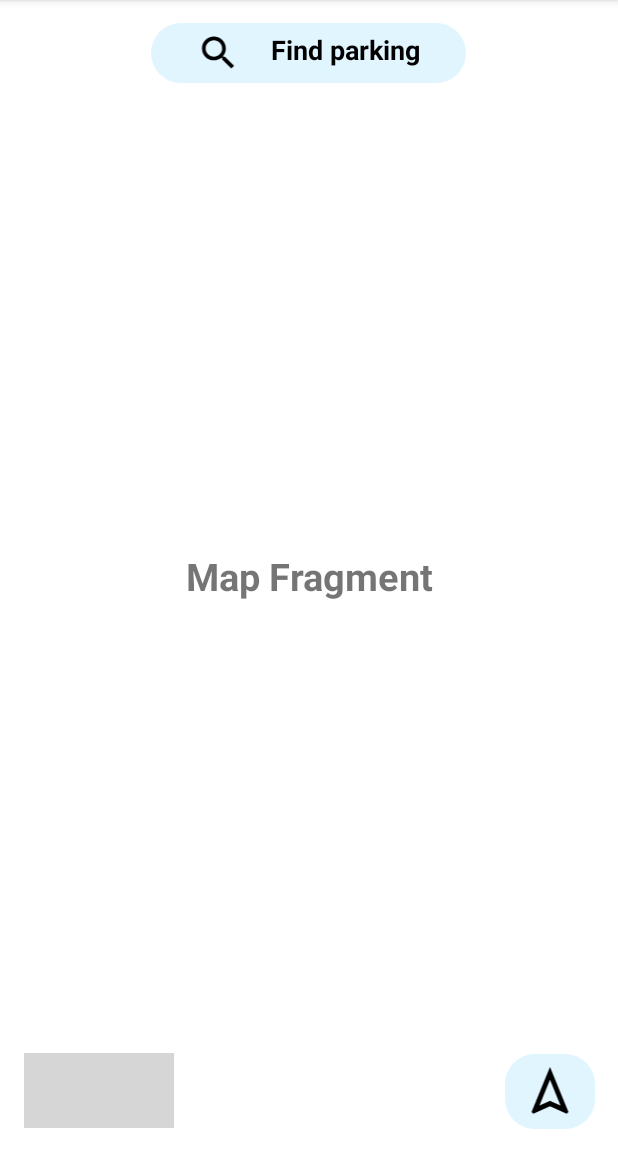
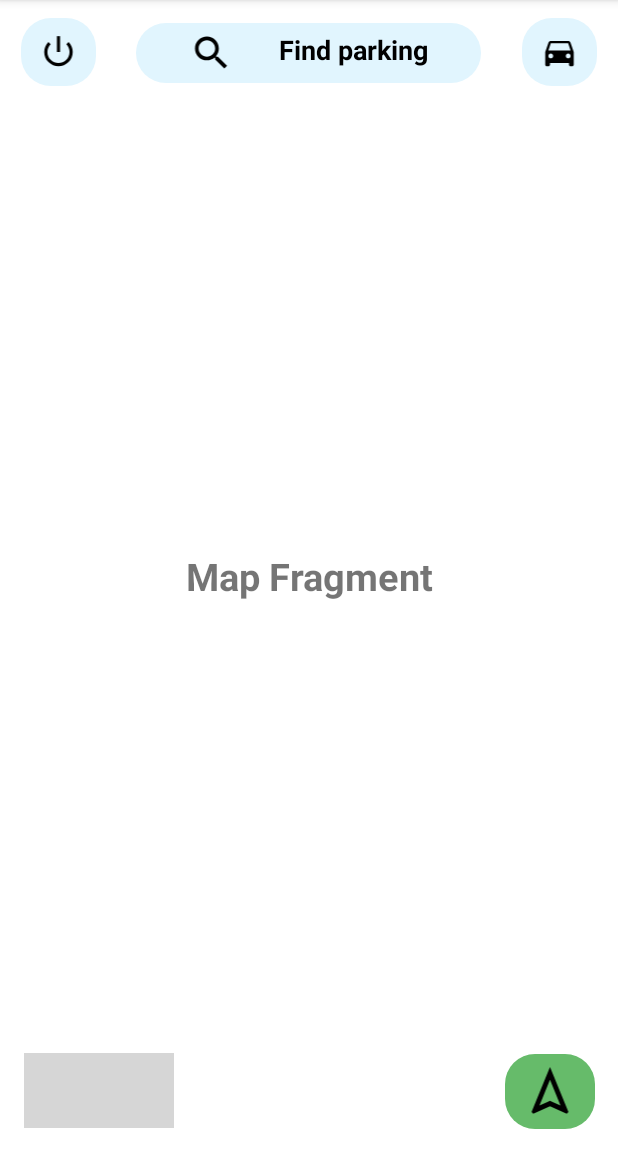
Before and after one commit to harshpatel63/ParkOver, an Android app: the screen it shows after launch (MainActivity), on a phone screen of 412 x 824 dp, the part 84-1236 px from its top. Run offline under Robolectric (Android 15) with nearby library versions, the phone set to English and light mode, and no system bars; libraries missing offline, so code that uses them is left out: nl.joery.animatedbottombar; plain views replace AnimatedBottomBar; 2 statements that could not run were skipped; grey boxes are pictures that could not be loaded.

Commit message:
Animation Added

```diff
--- /dev/null
+++ b/app/src/main/res/drawable/ic_car_24.xml
@@ -0,0 +1,5 @@
+<vector android:height="24dp" android:tint="#000000"
+    android:viewportHeight="24" android:viewportWidth="24"
+    android:width="24dp" xmlns:android="http://schemas.android.com/apk/res/android">
+    <path android:fillColor="@android:color/white" android:pathData="M18.92,6.01C18.72,5.42 18.16,5 17.5,5h-11c-0.66,0 -1.21,0.42 -1.42,1.01L3,12v8c0,0.55 0.45,1 1,1h1c0.55,0 1,-0.45 1,-1v-1h12v1c0,0.55 0.45,1 1,1h1c0.55,0 1,-0.45 1,-1v-8l-2.08,-5.99zM6.5,16c-0.83,0 -1.5,-0.67 -1.5,-1.5S5.67,13 6.5,13s1.5,0.67 1.5,1.5S7.33,16 6.5,16zM17.5,16c-0.83,0 -1.5,-0.67 -1.5,-1.5s0.67,-1.5 1.5,-1.5 1.5,0.67 1.5,1.5 -0.67,1.5 -1.5,1.5zM5,11l1.5,-4.5h11L19,11L5,11z"/>
+</vector>
--- /dev/null
+++ b/app/src/main/res/drawable/ic_scooter.xml
@@ -0,0 +1,7 @@
+<vector android:height="24dp" android:tint="#000000"
+    android:viewportHeight="24" android:viewportWidth="24"
+    android:width="24dp" xmlns:android="http://schemas.android.com/apk/res/android">
+    <path android:fillColor="@android:color/white" android:pathData="M19,7c0,-1.1 -0.9,-2 -2,-2h-3v2h3v2.65L13.52,14H10V9H6c-2.21,0 -4,1.79 -4,4v3h2c0,1.66 1.34,3 3,3s3,-1.34 3,-3h4.48L19,10.35V7zM7,17c-0.55,0 -1,-0.45 -1,-1h2C8,16.55 7.55,17 7,17z"/>
+    <path android:fillColor="@android:color/white" android:pathData="M5,6h5v2h-5z"/>
+    <path android:fillColor="@android:color/white" android:pathData="M19,13c-1.66,0 -3,1.34 -3,3s1.34,3 3,3s3,-1.34 3,-3S20.66,13 19,13zM19,17c-0.55,0 -1,-0.45 -1,-1s0.45,-1 1,-1s1,0.45 1,1S19.55,17 19,17z"/>
+</vector>
--- a/app/src/main/res/layout/activity_main.xml
+++ b/app/src/main/res/layout/activity_main.xml
@@ -13,7 +13,7 @@
         android:layout_height="match_parent">
 
         <RelativeLayout
-            android:layout_width="210dp"
+            android:layout_width="230dp"
             android:layout_height="40dp"
             android:background="@drawable/bg_menu"
             android:backgroundTint="#E1F5FE"
@@ -42,15 +42,42 @@
 
         </RelativeLayout>
 
+        <ImageView
+            android:id="@+id/car_bike"
+            android:layout_width="50dp"
+            android:layout_height="45dp"
+            android:src="@drawable/ic_car_24"
+            android:background="@drawable/bg_menu"
+            android:backgroundTint="#E1F5FE"
+            android:layout_alignParentEnd="true"
+            android:layout_marginTop="12dp"
+            android:layout_marginEnd="14dp"
+            android:padding="10dp"/>
+        <ImageView
+            android:id="@+id/empty"
+            android:layout_width="50dp"
+            android:layout_height="45dp"
+            android:src="@android:drawable/ic_lock_power_off"
+            android:background="@drawable/bg_menu"
+            android:backgroundTint="#E1F5FE"
+            android:layout_alignParentStart="true"
+            android:layout_marginTop="12dp"
+            android:layout_marginStart="14dp"
+            android:padding="10dp"
+            app:tint="@color/black" />
+
         <nl.joery.animatedbottombar.AnimatedBottomBar
             android:id="@+id/bottom_bar"
             android:layout_width="100dp"
             android:layout_height="50dp"
             android:layout_alignParentStart="true"
             android:layout_alignParentBottom="true"
-            android:layout_margin="16dp"
+            android:layout_marginStart="16dp"
+            android:layout_marginTop="16dp"
+            android:layout_marginEnd="16dp"
+            android:layout_marginBottom="16dp"
             android:background="@drawable/bg_menu"
-            android:backgroundTint="#66BB6A"
+            android:backgroundTint="#E1F5FE"
             app:abb_indicatorAppearance="round"
             app:abb_indicatorHeight="4dp"
             app:abb_selectedIndex="0"
@@ -58,6 +85,7 @@
             app:abb_tabs="@menu/tabs" />
 
         <ImageView
+            android:id="@+id/nav"
             android:layout_width="60dp"
             android:layout_height="50dp"
             android:layout_alignParentEnd="true"
@@ -66,8 +94,8 @@
             android:layout_marginTop="15dp"
             android:layout_marginEnd="15dp"
             android:layout_marginBottom="15dp"
+            android:backgroundTint="#66BB6A"
             android:background="@drawable/bg_menu"
-            android:backgroundTint="#E1F5FE"
             android:padding="5dp"
             android:src="@drawable/ic_outline_navigation" />
 
```
Also changed, not shown: app/src/main/java/com/example/parkover/MainActivity.kt (+53 -1 lines).
